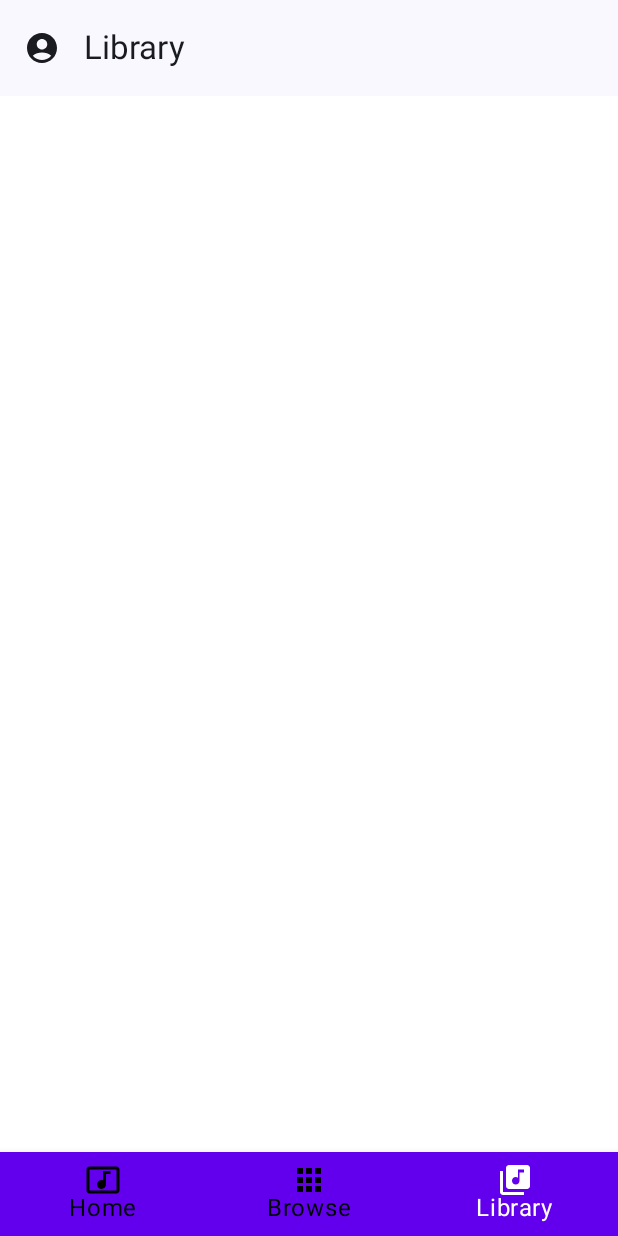
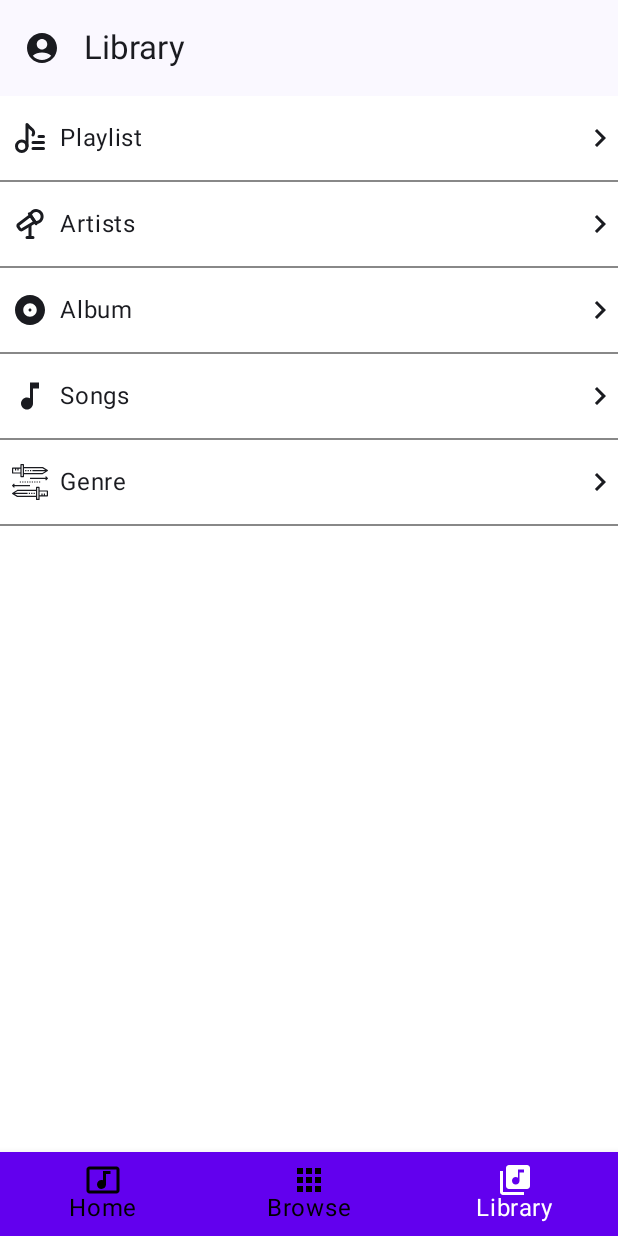
Before and after one commit to Ayushrai2005/Music_App, an Android app built with Jetpack Compose: the screen it shows after launch (MainActivity), item 3 of the bottom bar chosen, on a phone screen of 412 x 824 dp. Run offline under Robolectric (Android 15) with nearby library versions, the phone set to English and light mode, and no system bars.

Commit message:
Created An Library screen

```diff
--- /dev/null
+++ b/app/src/main/java/com/ayush/musicapp/DummyData.kt
@@ -0,0 +1,15 @@
+package com.ayush.musicapp
+
+import androidx.annotation.DrawableRes
+
+data class Lib(@DrawableRes val icon : Int , val name : String)
+
+val libraries = listOf<Lib>(
+    Lib(R.drawable.ic_playlist_green , "Playlist"),
+    Lib(R.drawable.ic_microphone , "Artists"),
+    Lib(R.drawable.ic_baseline_album_24 , "Album"),
+    Lib(R.drawable.ic_baseline_music_note_24 , "Songs"),
+    Lib(R.drawable.ic_genre , "Genre"),
+
+
+    )
--- /dev/null
+++ b/app/src/main/java/com/ayush/musicapp/LibraryView.kt
@@ -0,0 +1,59 @@
+package com.ayush.musicapp
+
+import androidx.compose.foundation.clickable
+import androidx.compose.foundation.layout.Arrangement
+import androidx.compose.foundation.layout.Column
+import androidx.compose.foundation.layout.Row
+import androidx.compose.foundation.layout.fillMaxWidth
+import androidx.compose.foundation.layout.padding
+import androidx.compose.foundation.lazy.LazyColumn
+import androidx.compose.foundation.lazy.items
+import androidx.compose.material.icons.Icons
+import androidx.compose.material.icons.automirrored.filled.KeyboardArrowRight
+import androidx.compose.material.icons.filled.KeyboardArrowRight
+import androidx.compose.material3.Divider
+import androidx.compose.material3.Icon
+import androidx.compose.material3.Text
+import androidx.compose.runtime.Composable
+import androidx.compose.ui.Modifier
+import androidx.compose.ui.graphics.Color
+import androidx.compose.ui.graphics.ImageBitmap
+import androidx.compose.ui.graphics.vector.ImageVector
+import androidx.compose.ui.res.painterResource
+import androidx.compose.ui.unit.dp
+
+@Composable
+fun Library(){
+
+    LazyColumn {
+        items(libraries){
+            lib ->
+            LibItem(lib = lib)
+        }
+    }
+
+}
+
+@Composable
+fun LibItem(lib : Lib){
+    Column {
+        Row (modifier = Modifier
+            .fillMaxWidth()
+            .padding(vertical = 16.dp)
+            .clickable {  },
+            horizontalArrangement = Arrangement.SpaceBetween
+        ) {
+
+            Row {
+                Icon(painter = painterResource(id = lib.icon) ,
+                    modifier = Modifier.padding(horizontal = 8.dp) , contentDescription = lib.name )
+                   Text(text = lib.name)
+            }
+            Icon(imageVector = Icons.AutoMirrored.Filled.KeyboardArrowRight, contentDescription = "Arrow right"  )
+
+        }
+
+        Divider(color = Color.Gray)
+
+    }
+}
--- a/app/src/main/java/com/ayush/musicapp/ui/theme/MainView.kt
+++ b/app/src/main/java/com/ayush/musicapp/ui/theme/MainView.kt
@@ -43,6 +43,7 @@ import com.ayush.musicapp.AccountDialog
 import com.ayush.musicapp.AccountView
 import com.ayush.musicapp.Browse
 import com.ayush.musicapp.Home
+import com.ayush.musicapp.Library
 import com.ayush.musicapp.MainViewModel
 import com.ayush.musicapp.Screen
 import com.ayush.musicapp.SubscriptionView
@@ -186,7 +187,7 @@ fun Navigation(navController: NavController , viewModel: MainViewModel , pd : Pa
             Browse()
         }
         composable(Screen.BottomScreen.Library.bRoute){
-            //TODO ADD Library Screen
+            Library()
         }
 
         composable(Screen.DrawerScreen.Account.route){
```
